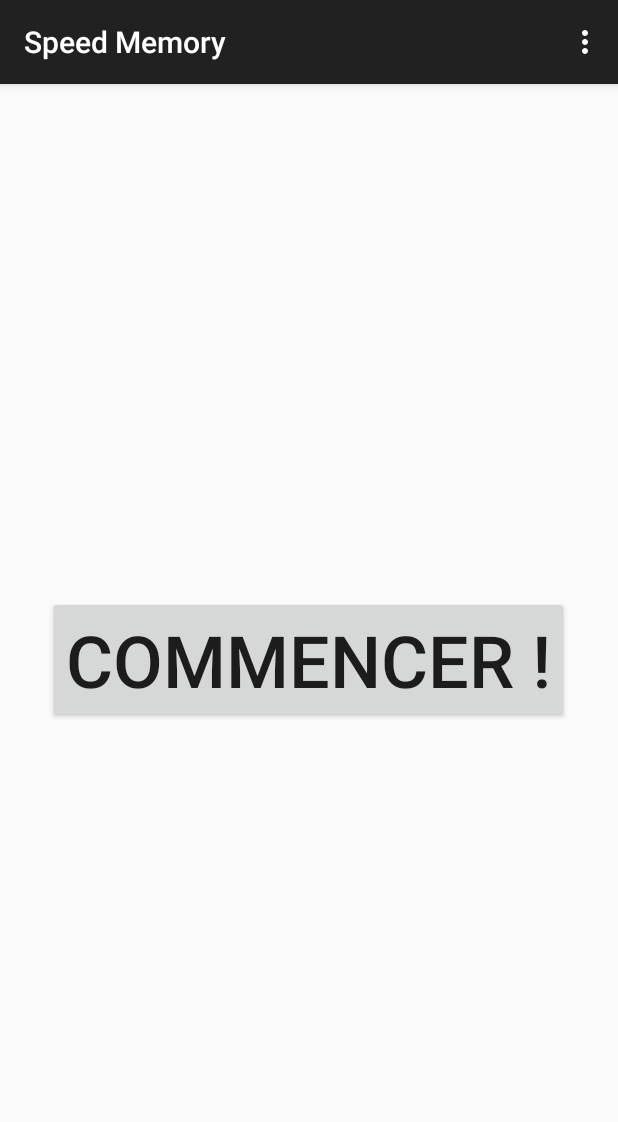
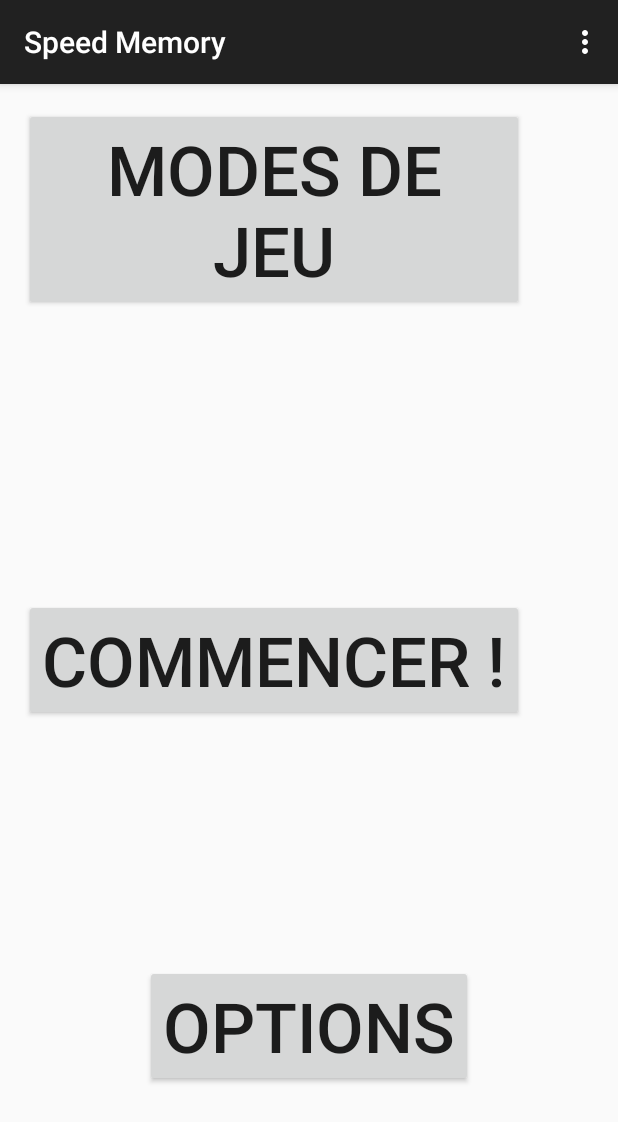
Before and after one commit to greenpumpkin/projetDevint, an Android app: the screen it shows after launch (MainActivity), on a phone screen of 412 x 824 dp. Shown: the top 1122 px of the screen. Run offline under Robolectric (Android 15) with nearby library versions, the light colour scheme and no system bars; 2 statements that could not run were skipped.

```diff
--- a/SpeedMemory/app/src/main/res/layout/activity_main.xml
+++ b/SpeedMemory/app/src/main/res/layout/activity_main.xml
@@ -9,10 +9,31 @@
         android:layout_width="wrap_content"
         android:layout_height="wrap_content"
         android:text="COMMENCER !"
-        android:textSize="48dp"
+        android:textSize="46dp"
         android:textAlignment="center"
-        android:id="@+id/button"
+        android:id="@+id/commencer"
         android:layout_centerVertical="true"
-        android:layout_centerHorizontal="true" />
+        android:layout_alignParentStart="true" />
+
+    <Button
+        android:layout_width="wrap_content"
+        android:layout_height="wrap_content"
+        android:text="Options"
+        android:textSize="46dp"
+        android:textAlignment="center"
+        android:id="@+id/options"
+        android:layout_alignParentBottom="true"
+        android:layout_centerHorizontal="true"
+        android:layout_marginBottom="83dp" />
+
+    <Button
+        android:layout_width="wrap_content"
+        android:layout_height="wrap_content"
+        android:text="Modes de Jeu"
+        android:textSize="46dp"
+        android:textAlignment="center"
+        android:id="@+id/modesDeJeu"
+        android:layout_alignParentTop="true"
+        android:layout_alignEnd="@+id/commencer" />
 
 </RelativeLayout>
```
Also changed, not shown: SpeedMemory/app/src/main/gen/com/devint/cindy/speedmemory/BuildConfig.java (added, +8 -0 lines), SpeedMemory/app/src/main/gen/com/devint/cindy/speedmemory/Manifest.java (added, +7 -0 lines), SpeedMemory/app/src/main/gen/com/devint/cindy/speedmemory/R.java (added, +7 -0 lines), SpeedMemory/app/src/main/java/com/devint/cindy/speedmemory/Card.java (+8 -6 lines), SpeedMemory/app/src/main/java/com/devint/cindy/speedmemory/Game.java (+18 -5 lines), 1 other file.
